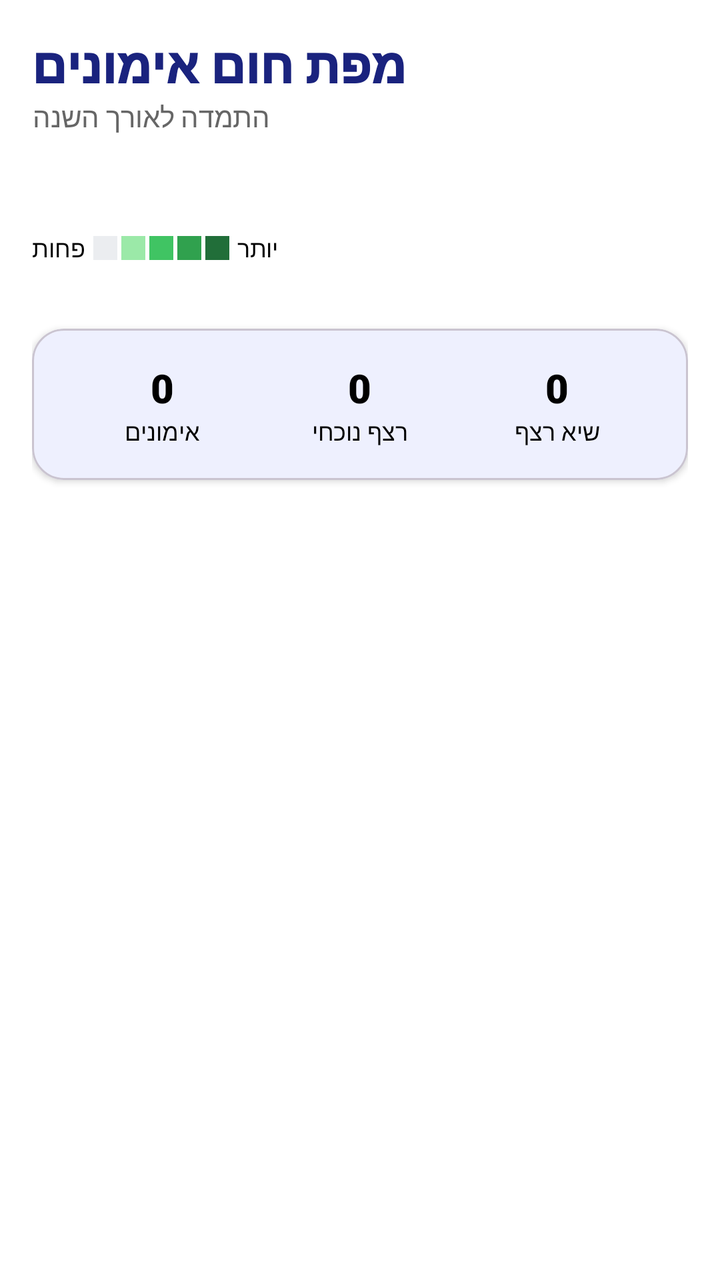
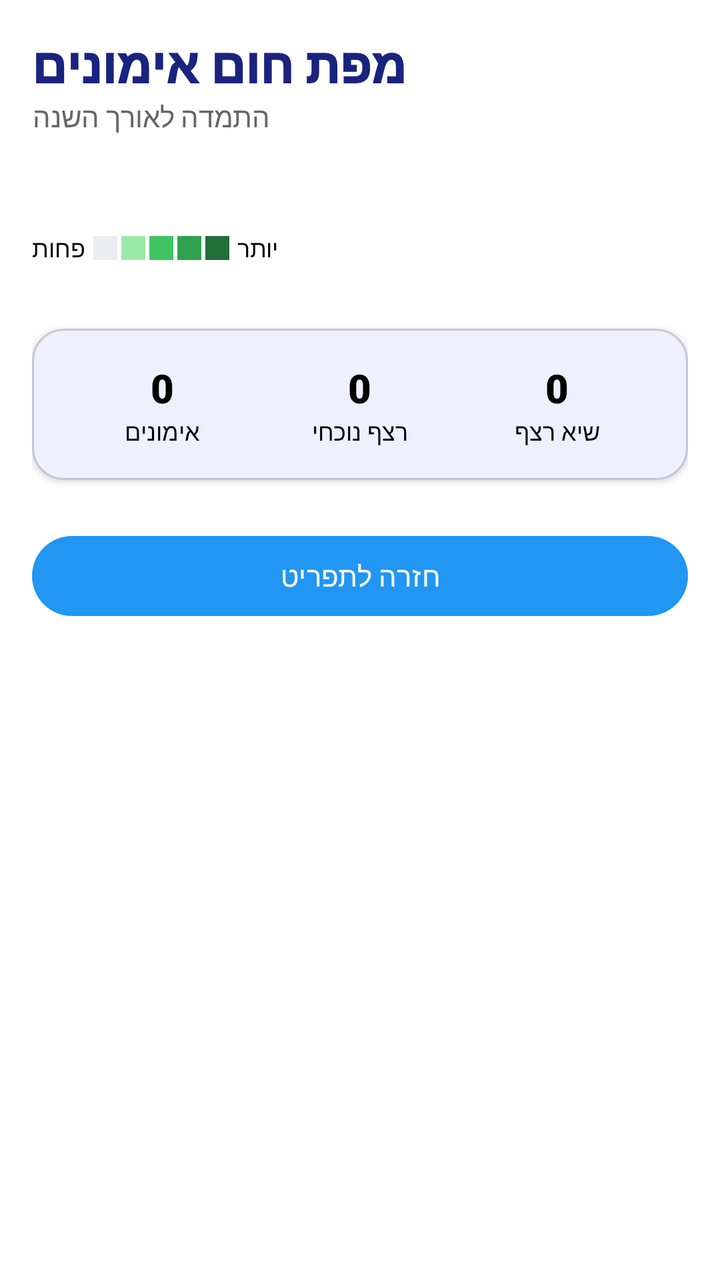

The first picture is an Android layout as it rendered before a commit; the second is the same layout after the commit. The layout source and the unified diff follow.
<!-- AndroidManifest.xml: application theme Theme.Gym_calender10 -->
<!-- res/layout/activity_heatmap.xml -->
<?xml version="1.0" encoding="utf-8"?>
<androidx.constraintlayout.widget.ConstraintLayout xmlns:android="http://schemas.android.com/apk/res/android"
    xmlns:app="http://schemas.android.com/apk/res-auto"
    android:layout_width="match_parent"
    android:layout_height="match_parent"
    android:padding="16dp"
    android:background="#FFFFFF">

    <TextView
        android:id="@+id/tvHeatmapTitle"
        android:layout_width="wrap_content"
        android:layout_height="wrap_content"
        android:text="מפת חום אימונים"
        android:textSize="24sp"
        android:fontFamily="sans-serif-black"
        android:textColor="#1A237E"
        app:layout_constraintTop_toTopOf="parent"
        app:layout_constraintStart_toStartOf="parent" />

    <TextView
        android:id="@+id/tvHeatmapSubtitle"
        android:layout_width="wrap_content"
        android:layout_height="wrap_content"
        android:text="התמדה לאורך השנה"
        android:textSize="14sp"
        android:textColor="#666666"
        app:layout_constraintTop_toBottomOf="@+id/tvHeatmapTitle"
        app:layout_constraintStart_toStartOf="parent" />

    <HorizontalScrollView
        android:id="@+id/hsvHeatmap"
        android:layout_width="match_parent"
        android:layout_height="wrap_content"
        android:layout_marginTop="32dp"
        app:layout_constraintTop_toBottomOf="@+id/tvHeatmapSubtitle">

        <LinearLayout
            android:layout_width="wrap_content"
            android:layout_height="wrap_content"
            android:orientation="vertical">

            <androidx.recyclerview.widget.RecyclerView
                android:id="@+id/rvHeatmap"
                android:layout_width="wrap_content"
                android:layout_height="wrap_content"
                android:orientation="horizontal" />
            
            <LinearLayout
                android:layout_width="wrap_content"
                android:layout_height="wrap_content"
                android:orientation="horizontal"
                android:layout_marginTop="16dp"
                android:layout_gravity="end"
                android:gravity="center_vertical">
                
                <TextView
                    android:layout_width="wrap_content"
                    android:layout_height="wrap_content"
                    android:text="פחות"
                    android:textSize="12sp"
                    android:layout_marginEnd="4dp" />
                
                <View android:layout_width="12dp" android:layout_height="12dp" android:background="#EBEDF0" android:layout_marginEnd="2dp" />
                <View android:layout_width="12dp" android:layout_height="12dp" android:background="#9BE9A8" android:layout_marginEnd="2dp" />
                <View android:layout_width="12dp" android:layout_height="12dp" android:background="#40C463" android:layout_marginEnd="2dp" />
                <View android:layout_width="12dp" android:layout_height="12dp" android:background="#30A14E" android:layout_marginEnd="2dp" />
                <View android:layout_width="12dp" android:layout_height="12dp" android:background="#216E39" android:layout_marginEnd="4dp" />

                <TextView
                    android:layout_width="wrap_content"
                    android:layout_height="wrap_content"
                    android:text="יותר"
                    android:textSize="12sp" />
            </LinearLayout>
        </LinearLayout>
    </HorizontalScrollView>

    <com.google.android.material.card.MaterialCardView
        android:id="@+id/cvStats"
        android:layout_width="match_parent"
        android:layout_height="wrap_content"
        android:layout_marginTop="32dp"
        app:cardCornerRadius="16dp"
        app:cardElevation="2dp"
        app:layout_constraintTop_toBottomOf="@+id/hsvHeatmap">

        <LinearLayout
            android:layout_width="match_parent"
            android:layout_height="wrap_content"
            android:orientation="horizontal"
            android:padding="16dp"
            android:weightSum="3">

            <LinearLayout
                android:layout_width="0dp"
                android:layout_height="wrap_content"
                android:layout_weight="1"
                android:orientation="vertical"
                android:gravity="center">
                <TextView
                    android:id="@+id/tvTotalWorkouts"
                    android:layout_width="wrap_content"
                    android:layout_height="wrap_content"
                    android:text="0"
                    android:textSize="20sp"
                    android:fontFamily="sans-serif-black" />
                <TextView
                    android:layout_width="wrap_content"
                    android:layout_height="wrap_content"
                    android:text="אימונים"
                    android:textSize="12sp" />
            </LinearLayout>

            <LinearLayout
                android:layout_width="0dp"
                android:layout_height="wrap_content"
                android:layout_weight="1"
                android:orientation="vertical"
                android:gravity="center">
                <TextView
                    android:id="@+id/tvCurrentStreak"
                    android:layout_width="wrap_content"
                    android:layout_height="wrap_content"
                    android:text="0"
                    android:textSize="20sp"
                    android:fontFamily="sans-serif-black" />
                <TextView
                    android:layout_width="wrap_content"
                    android:layout_height="wrap_content"
                    android:text="רצף נוכחי"
                    android:textSize="12sp" />
            </LinearLayout>

            <LinearLayout
                android:layout_width="0dp"
                android:layout_height="wrap_content"
                android:layout_weight="1"
                android:orientation="vertical"
                android:gravity="center">
                <TextView
                    android:id="@+id/tvBestStreak"
                    android:layout_width="wrap_content"
                    android:layout_height="wrap_content"
                    android:text="0"
                    android:textSize="20sp"
                    android:fontFamily="sans-serif-black" />
                <TextView
                    android:layout_width="wrap_content"
                    android:layout_height="wrap_content"
                    android:text="שיא רצף"
                    android:textSize="12sp" />
            </LinearLayout>
        </LinearLayout>
    </com.google.android.material.card.MaterialCardView>

</androidx.constraintlayout.widget.ConstraintLayout>
<!-- resources referenced by this layout -->
<resources>
  <style name="Theme.Gym_calender10" parent="Theme.Material3.Light.NoActionBar">
          <item name="android:colorBackground">#FFFFFF</item>
          <item name="android:textColor">#000000</item>
          <item name="colorPrimary">#2196F3</item>
          <item name="colorPrimaryDark">#1976D2</item>
          <item name="colorAccent">#03A9F4</item>
          <item name="bottomSheetDialogTheme">@style/AppBottomSheetDialogTheme</item>
      </style>
  <style name="AppBottomSheetDialogTheme" parent="Theme.Design.Light.BottomSheetDialog">
          <item name="bottomSheetStyle">@style/AppBottomSheetStyle</item>
      </style>
  <style name="AppBottomSheetStyle" parent="Widget.Design.BottomSheet.Modal">
          <item name="android:background">@android:color/transparent</item>
      </style>
</resources>

<!-- the commit's change to res/layout/activity_heatmap.xml (unified diff, before → after) -->
@@ -153,4 +153,14 @@
         </LinearLayout>
     </com.google.android.material.card.MaterialCardView>
 
+    <com.google.android.material.button.MaterialButton
+        android:id="@+id/btnBackToDashboard"
+        android:layout_width="match_parent"
+        android:layout_height="wrap_content"
+        android:layout_marginTop="24dp"
+        android:text="חזרה לתפריט"
+        app:layout_constraintTop_toBottomOf="@+id/cvStats"
+        app:layout_constraintStart_toStartOf="parent"
+        app:layout_constraintEnd_toEndOf="parent" />
+
 </androidx.constraintlayout.widget.ConstraintLayout>
